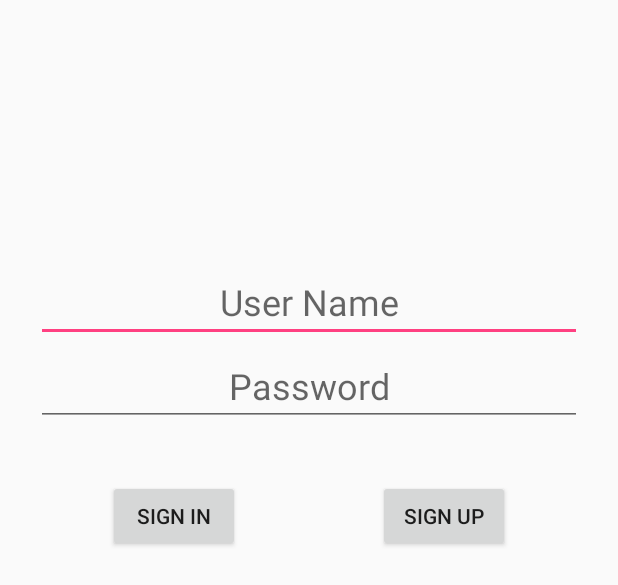
After one commit to ETS-Android1/tsinghua_signal, an Android app: the layout activity_login.xml on its own in the app's theme, with its tools: preview values and no code run, on a phone screen of 412 x 824 dp. The commit adds this screen. Shown: the top 585 px of the screen. Run offline under Robolectric (Android 15) with nearby library versions, the phone set to English and light mode, and no system bars.

Commit message:
add login

```diff
--- /dev/null
+++ b/Android/multiBLE/app/src/main/res/layout/activity_login.xml
@@ -0,0 +1,66 @@
+<?xml version="1.0" encoding="utf-8"?>
+<LinearLayout xmlns:android="http://schemas.android.com/apk/res/android"
+    android:orientation="vertical" android:layout_width="match_parent"
+    android:layout_height="match_parent">
+
+    <Space
+        android:layout_width="match_parent"
+        android:layout_height="180dp" />
+
+    <EditText
+        android:id="@+id/txtUserName"
+        android:layout_width="match_parent"
+        android:layout_height="48dp"
+        android:layout_marginLeft="24dp"
+        android:layout_marginRight="24dp"
+        android:gravity="center_vertical"
+        android:hint="User Name"
+        android:singleLine="false"
+        android:textAlignment="center"
+        android:textSize="24sp" />
+
+    <Space
+        android:layout_width="match_parent"
+        android:layout_height="8dp" />
+
+    <EditText
+        android:id="@+id/txtPassword"
+        android:layout_width="match_parent"
+        android:layout_height="48dp"
+        android:layout_marginLeft="24dp"
+        android:layout_marginRight="24dp"
+        android:ems="10"
+        android:hint="Password"
+        android:inputType="textPassword"
+        android:textAlignment="center"
+        android:textSize="24sp" />
+
+    <Space
+        android:layout_width="match_parent"
+        android:layout_height="36dp" />
+
+    <RelativeLayout
+        android:layout_width="match_parent"
+        android:layout_height="48dp">
+
+        <Button
+            android:id="@+id/btnSignIn"
+            android:layout_width="wrap_content"
+            android:layout_height="wrap_content"
+            android:layout_alignParentStart="true"
+            android:layout_alignParentBottom="true"
+            android:layout_marginStart="72dp"
+            android:layout_marginBottom="0dp"
+            android:text="Sign in" />
+
+        <Button
+            android:id="@+id/btnSignUp"
+            android:layout_width="wrap_content"
+            android:layout_height="wrap_content"
+            android:layout_alignParentEnd="true"
+            android:layout_alignParentBottom="true"
+            android:layout_marginEnd="72dp"
+            android:layout_marginBottom="0dp"
+            android:text="Sign up" />
+    </RelativeLayout>
+</LinearLayout>
```
Also changed, not shown: Android/multiBLE/app/src/main/java/com/maiji/magkareble40/LoginActivity.java (added, +49 -0 lines), Android/multiBLE/app/src/main/java/com/maiji/magkareble40/XBleActivity.java (+34 -0 lines).
